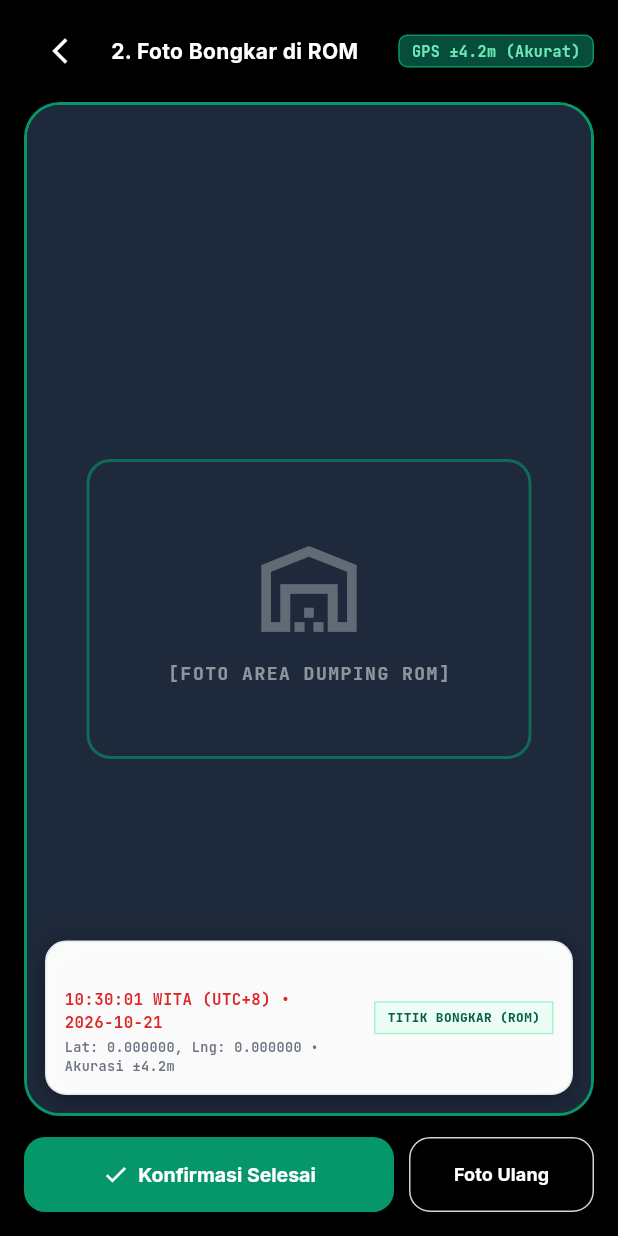
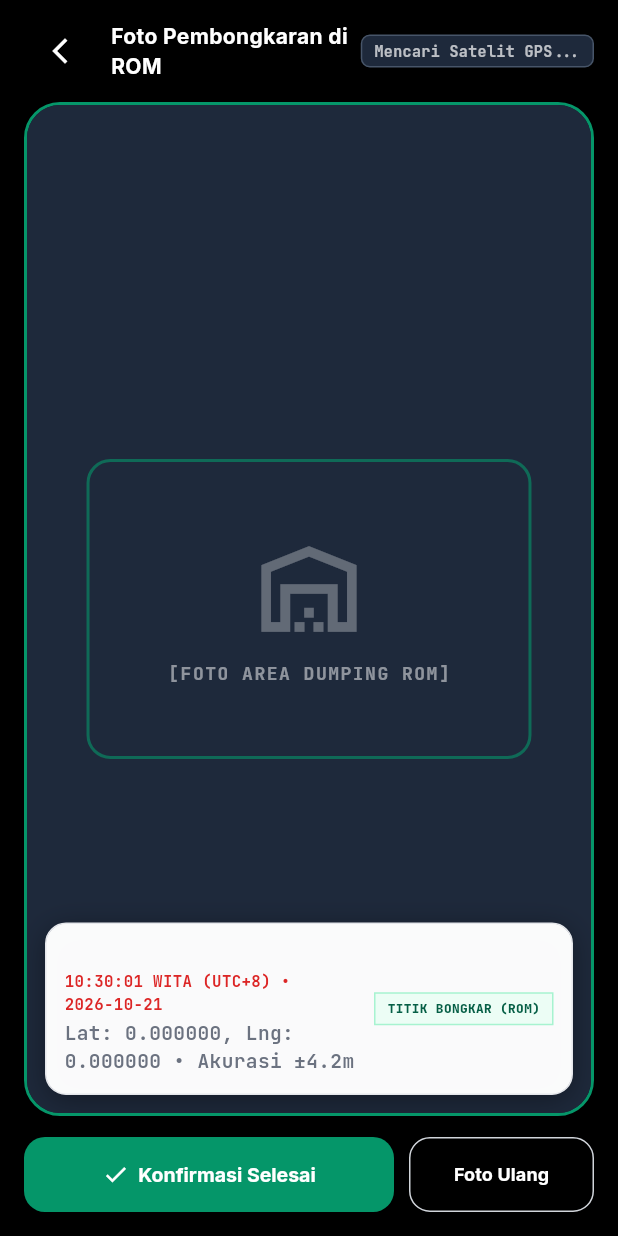
Before and after one commit to iamrezaalfian/terrapoint, a Flutter app: the PhotoCaptureWatermarkScreen screen opened directly with empty values, after a tap on "Ambil Foto Bongkar", on a phone screen of 412 x 824 dp. Run offline on Flutter 3.47's test engine with Material 3 defaults, Android fonts, the phone set to English and light mode, and no system bars; our stand-ins replace camera, drift, geolocator, google_fonts, permission_handler; accounts and stored records are empty.

Commit message:
feat(camera): integrate real-time offline satellite GPS sensor into viewfinder watermark

```diff
--- a/frontend/mobile/lib/features/camera/photo_capture_watermark_screen.dart
+++ b/frontend/mobile/lib/features/camera/photo_capture_watermark_screen.dart
@@ -2,13 +2,13 @@ import 'dart:io';
 import 'package:camera/camera.dart';
 import 'package:flutter/foundation.dart';
 import 'package:flutter/material.dart';
+import 'package:geolocator/geolocator.dart';
 import 'package:google_fonts/google_fonts.dart';
 import 'package:intl/intl.dart';
 import 'package:permission_handler/permission_handler.dart';
 import '../../core/theme/app_colors.dart';
 import '../../database/services/local_store.dart';
 import 'services/canvas_watermark_service.dart';
-
 class PhotoCaptureWatermarkScreen extends StatefulWidget {
   final String checkpointType; // 'START' | 'END'
   final MasterLocationModel location;
@@ -37,6 +37,13 @@ class _PhotoCaptureWatermarkScreenState extends State<PhotoCaptureWatermarkScree
   late String _capturedTimeStr;
   late String _dateStr;
 
+  // Real-time Hardware GPS Sensor state (100% Offline-Friendly via Satellite Chip)
+  double? _liveLatitude;
+  double? _liveLongitude;
+  double? _liveAccuracyMeters;
+  double? _liveAltitudeMsl;
+  bool _isAcquiringGps = true;
+
   @override
   void initState() {
     super.initState();
@@ -45,6 +52,53 @@ class _PhotoCaptureWatermarkScreenState extends State<PhotoCaptureWatermarkScree
     _capturedTimeStr = '${DateFormat('HH:mm:ss').format(now)} WITA (UTC+8)';
     _dateStr = DateFormat('yyyy-MM-dd').format(now);
     _initializeCamera();
+    _startLiveGpsAcquisition();
+  }
+
+  Future<void> _startLiveGpsAcquisition() async {
+    try {
+      if (!kIsWeb && (Platform.isAndroid || Platform.isIOS)) {
+        LocationPermission perm = await Geolocator.checkPermission();
+        if (perm == LocationPermission.denied) {
+          perm = await Geolocator.requestPermission();
+        }
+      }
+
+      // Ambil posisi awal satelit
+      final lastPos = await Geolocator.getLastKnownPosition();
+      if (lastPos != null && mounted) {
+        setState(() {
+          _liveLatitude = lastPos.latitude;
+          _liveLongitude = lastPos.longitude;
+          _liveAccuracyMeters = lastPos.accuracy;
+          _liveAltitudeMsl = lastPos.altitude;
+          _isAcquiringGps = false;
+        });
+      }
+
+      // Dengarkan stream GPS satelit secara terus menerus (offline satelit)
+      Geolocator.getPositionStream(
+        locationSettings: const LocationSettings(
+          accuracy: LocationAccuracy.high,
+          distanceFilter: 2,
+        ),
+      ).listen((Position pos) {
+        if (mounted) {
+          setState(() {
+            _liveLatitude = pos.latitude;
+            _liveLongitude = pos.longitude;
+            _liveAccuracyMeters = pos.accuracy;
+            _liveAltitudeMsl = pos.altitude;
+            _isAcquiringGps = false;
+          });
+        }
+      });
+    } catch (e) {
+      debugPrint('[CameraScreen] Live GPS sensor notice: $e');
+      if (mounted) {
+        setState(() => _isAcquiringGps = false);
+      }
+    }
   }
 
   Future<void> _initializeCamera() async {
@@ -119,19 +173,24 @@ class _PhotoCaptureWatermarkScreenState extends State<PhotoCaptureWatermarkScree
         rawBytes = _createMockPhotoBytes();
       }
 
+      // Gunakan koordinat hardware sensor satelit live jika tersedia, fallback ke koordinat checkpoint
+      final actualLat = _liveLatitude ?? widget.location.latitude;
+      final actualLng = _liveLongitude ?? widget.location.longitude;
+      final actualAccuracy = _liveAccuracyMeters ?? 4.2;
+      final actualAltitude = _liveAltitudeMsl ?? widget.location.elevationMsl.toDouble();
+
       final metadata = WatermarkMetadata(
         checkpointType: widget.checkpointType,
         locationName: widget.location.name,
-        latitude: widget.location.latitude,
-        longitude: widget.location.longitude,
-        accuracyMeters: 4.2,
-        altitudeMsl: widget.location.elevationMsl.toDouble(),
+        latitude: actualLat,
+        longitude: actualLng,
+        accuracyMeters: actualAccuracy,
+        altitudeMsl: actualAltitude,
         driverId: LocalStorageVault.instance.currentDriver?.driverId ?? 'DRV-001',
         driverName: LocalStorageVault.instance.currentDriver?.fullName ?? 'Pengemudi',
         taskId: LocalStorageVault.instance.activeTask?.taskId ?? 'TSK-${DateTime.now().millisecondsSinceEpoch.toString().substring(8)}',
         timestamp: now,
       );
-
       final stampedFile = await CanvasWatermarkService.burnWatermarkAndSave(
         rawImageBytes: rawBytes,
         metadata: metadata,
@@ -211,24 +270,26 @@ class _PhotoCaptureWatermarkScreenState extends State<PhotoCaptureWatermarkScree
                         widget.checkpointType == 'INVOICE'
                             ? 'Foto Nota Timbang / Invoice'
                             : (widget.checkpointType == 'START' || widget.checkpointType == 'LOAD'
-                                ? '1. Foto Muatan di Pit'
-                                : '2. Foto Bongkar di ROM'),
+                                ? 'Foto Muatan di Pit'
+                                : 'Foto Pembongkaran di ROM'),
                         style: GoogleFonts.inter(fontSize: 14, fontWeight: FontWeight.bold, color: Colors.white),
                       ),
                     ),
                     Container(
                       padding: const EdgeInsets.symmetric(horizontal: 8, vertical: 3),
                       decoration: BoxDecoration(
-                        color: const Color(0xFF064E3B),
+                        color: _isAcquiringGps ? const Color(0xFF1E293B) : const Color(0xFF064E3B),
                         borderRadius: BorderRadius.circular(6),
-                        border: Border.all(color: const Color(0xFF059669)),
+                        border: Border.all(color: _isAcquiringGps ? const Color(0xFF475569) : const Color(0xFF059669)),
                       ),
                       child: Text(
-                        'GPS ±4.2m (Akurat)',
+                        _isAcquiringGps
+                            ? 'Mencari Satelit GPS...'
+                            : 'GPS ±${(_liveAccuracyMeters ?? 3.8).toStringAsFixed(1)}m (Satelit Aktif)',
                         style: GoogleFonts.jetBrainsMono(
                           fontSize: 10,
                           fontWeight: FontWeight.bold,
-                          color: const Color(0xFF6EE7B7),
+                          color: _isAcquiringGps ? Colors.white70 : const Color(0xFF6EE7B7),
                         ),
                       ),
                     ),
@@ -345,9 +406,8 @@ class _PhotoCaptureWatermarkScreenState extends State<PhotoCaptureWatermarkScree
                                         ),
                                         const SizedBox(height: 2),
                                         Text(
-                                          'Lat: ${widget.location.latitude.toStringAsFixed(6)}, Lng: ${widget.location.longitude.toStringAsFixed(6)} • Akurasi ±4.2m',
+                                          'Lat: ${(_liveLatitude ?? widget.location.latitude).toStringAsFixed(6)}, Lng: ${(_liveLongitude ?? widget.location.longitude).toStringAsFixed(6)} • Akurasi ±${(_liveAccuracyMeters ?? 4.2).toStringAsFixed(1)}m',
                                           style: GoogleFonts.jetBrainsMono(
-                                            fontSize: 9,
                                             fontWeight: FontWeight.w600,
                                             color: AppColors.textMuted,
                                           ),
```
